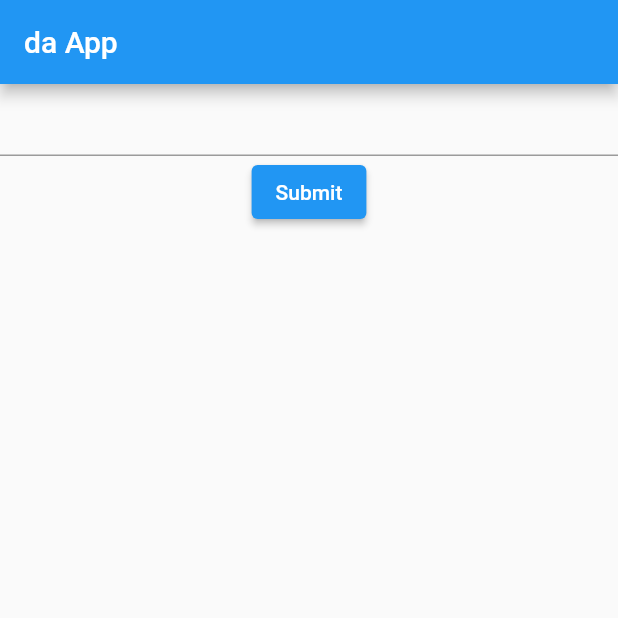
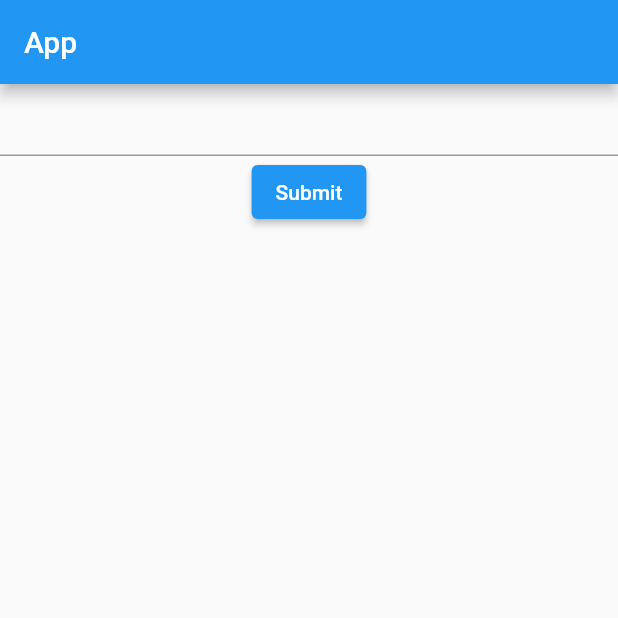
Before and after one commit to ColinKetcham/Diary-Flutter, a Flutter app: the screen it shows after launch, on a phone screen of 412 x 824 dp, the top half of it. Run offline on Flutter 3.47's test engine with Material 2 defaults, Android fonts, the phone set to English and light mode, and no system bars; our stand-ins replace firebase_core; accounts and stored records are empty.

Commit message:
test commit

```diff
--- a/lib/main.dart
+++ b/lib/main.dart
@@ -1,6 +1,10 @@
 import 'package:flutter/material.dart';
 import 'dart:math';
 import './form.dart';
+import 'package:firebase_core/firebase_core.dart';
+import 'firebase_options.dart';
+
+// ...
 
 void main(List<String> args) {
   runApp(MyApp());
@@ -14,7 +18,7 @@ class MyApp extends StatelessWidget {
     return MaterialApp(
       home: Scaffold(
         appBar: AppBar(
-          title: const Text("da App"),
+          title: const Text("App"),
         ),
         body: const MyForm(),
       ),
```
